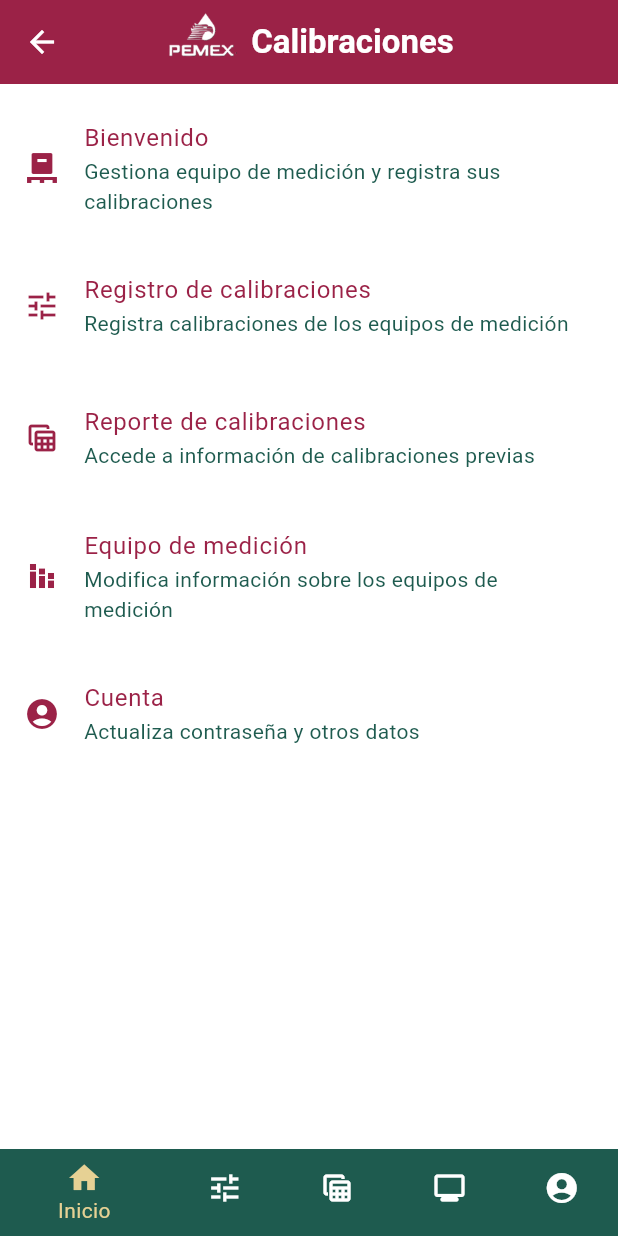
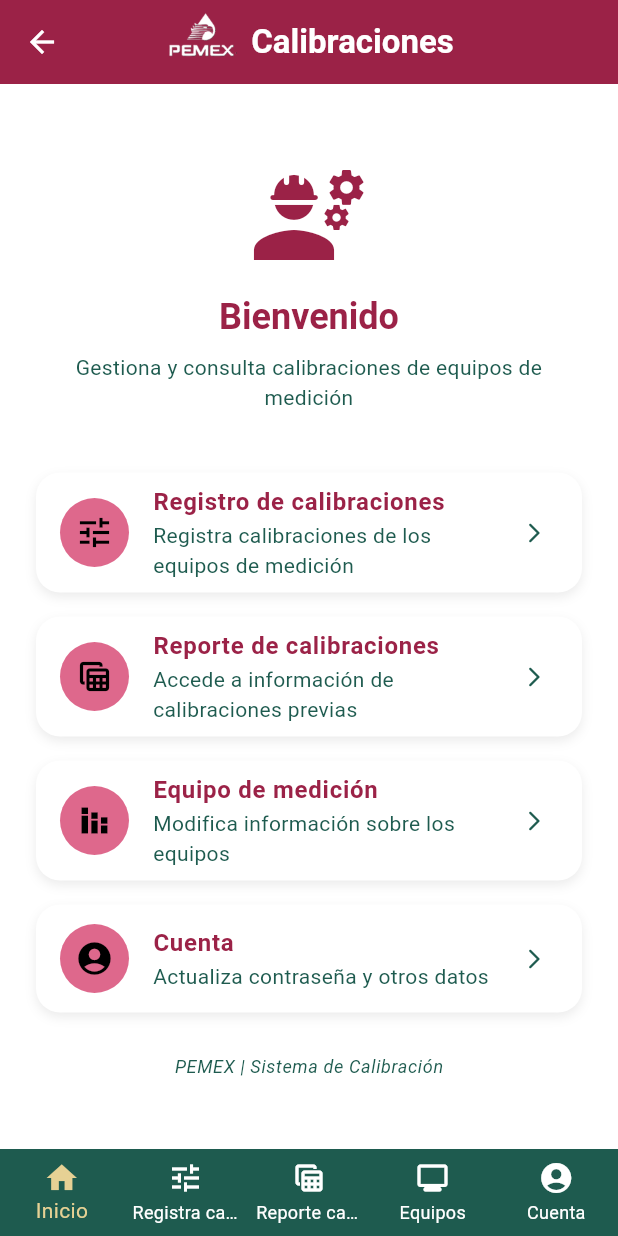
Before and after one commit to raewashere/calibraciones, a Flutter app: the VistaInicio screen opened by its route, on a phone screen of 412 x 824 dp. Run offline on Flutter 3.47's test engine with Material 3 defaults, Android fonts, the phone set to English and light mode, and no system bars; our stand-ins replace animate_do, flutter_profile_picture, supabase_flutter; missing offline and left inert: dart:html; accounts and stored records are empty; Roboto replaces fonts that are missing (Montserrat).

Commit message:
Refactorización de pantalla de inicio Elección de opciones de menú, desde pantalla bienvenida Mensajes de ayuda para registro de calibración.

```diff
--- a/lib/screens/vista_bienvenida.dart
+++ b/lib/screens/vista_bienvenida.dart
@@ -1,118 +1,142 @@
 import 'package:flutter/material.dart';
 
 class VistaBienvenida extends StatelessWidget {
-  const VistaBienvenida({super.key});
+  final void Function(int)? onSeleccion;
+
+  const VistaBienvenida({super.key, this.onSeleccion});
+
   @override
   Widget build(BuildContext context) {
+    final theme = Theme.of(context);
+    final colors = theme.colorScheme;
+
     return Scaffold(
-      backgroundColor: Theme.of(context).colorScheme.onPrimary,
-      body: SingleChildScrollView(
-        child: Column(
-          children: [
-            SizedBox(height: 16),
-            ListTile(
-              textColor: Theme.of(context).colorScheme.tertiary,
-              leading: Icon(
-                Icons.pallet,
-                color: Theme.of(context).colorScheme.primary,
+      backgroundColor: colors.onPrimary,
+      body: Center(
+        child: SingleChildScrollView(
+          padding: const EdgeInsets.symmetric(horizontal: 24, vertical: 32),
+          child: Column(
+            mainAxisAlignment: MainAxisAlignment.center,
+            children: [
+              // Encabezado visual
+              Icon(
+                Icons.engineering,
+                size: 80,
+                color: colors.primary,
               ),
-              title: Text(
+              const SizedBox(height: 12),
+              Text(
                 "Bienvenido",
-                style: TextStyle(color: Theme.of(context).colorScheme.primary),
-              ),
-              subtitle: Text(
-                "Gestiona equipo de medición y registra sus calibraciones",
-                style: TextStyle(
-                  color: Theme.of(context).colorScheme.secondary,
+                style: theme.textTheme.headlineSmall?.copyWith(
+                  fontWeight: FontWeight.bold,
+                  color: colors.primary,
                 ),
               ),
-            ),
-            SizedBox(height: 16),
-            ListTile(
-              textColor: Theme.of(context).colorScheme.tertiary,
-              leading: Icon(
-                Icons.tune,
-                color: Theme.of(context).colorScheme.primary,
-              ),
-              title: Text(
-                "Registro de calibraciones",
-                style: TextStyle(color: Theme.of(context).colorScheme.primary),
-              ),
-              subtitle: Text(
-                "Registra calibraciones de los equipos de medición",
-                style: TextStyle(
-                  color: Theme.of(context).colorScheme.secondary,
+              const SizedBox(height: 8),
+              Text(
+                "Gestiona y consulta calibraciones de equipos de medición",
+                textAlign: TextAlign.center,
+                style: theme.textTheme.bodyMedium?.copyWith(
+                  color: colors.secondary,
                 ),
               ),
-              /*onTap: () {
-                Navigator.pushNamed(context, '/registro_calibracion');
-              },*/
-            ),
-            SizedBox(height: 16),
-            ListTile(
-              textColor: Theme.of(context).colorScheme.tertiary,
-              leading: Icon(
-                Icons.table_view,
-                color: Theme.of(context).colorScheme.primary,
+              const SizedBox(height: 32),
+
+              // Tarjetas de opciones
+              _buildOptionCard(
+                context,
+                icon: Icons.tune,
+                title: "Registro de calibraciones",
+                subtitle: "Registra calibraciones de los equipos de medición",
+                onTap: () => onSeleccion?.call(1),
               ),
-              title: Text(
-                "Reporte de calibraciones",
-                style: TextStyle(color: Theme.of(context).colorScheme.primary),
+              _buildOptionCard(
+                context,
+                icon: Icons.table_view,
+                title: "Reporte de calibraciones",
+                subtitle: "Accede a información de calibraciones previas",
+                onTap: () => onSeleccion?.call(2),
               ),
-              subtitle: Text(
-                "Accede a información de calibraciones previas",
-                style: TextStyle(
-                  color: Theme.of(context).colorScheme.secondary,
+              _buildOptionCard(
+                context,
+                icon: Icons.stacked_bar_chart,
+                title: "Equipo de medición",
+                subtitle: "Modifica información sobre los equipos",
+                onTap: () => onSeleccion?.call(3),
+              ),
+              _buildOptionCard(
+                context,
+                icon: Icons.account_circle,
+                title: "Cuenta",
+                subtitle: "Actualiza contraseña y otros datos",
+                onTap: () => onSeleccion?.call(4),
+              ),
+
+              const SizedBox(height: 20),
+              Text(
+                "PEMEX | Sistema de Calibración",
+                style: theme.textTheme.bodySmall?.copyWith(
+                  color: colors.secondary,
+                  fontStyle: FontStyle.italic,
                 ),
               ),
-              /*onTap: () {
-                Navigator.pushNamed(context, '/reporte_calibraciones');
-              },*/
+            ],
+          ),
+        ),
+      ),
+    );
+  }
+
+  Widget _buildOptionCard(
+    BuildContext context, {
+    required IconData icon,
+    required String title,
+    required String subtitle,
+    VoidCallback? onTap,
+  }) {
+    final theme = Theme.of(context);
+    final colors = theme.colorScheme;
+
+    return Padding(
+      padding: const EdgeInsets.symmetric(vertical: 8.0),
+      child: InkWell(
+        borderRadius: BorderRadius.circular(16),
+        onTap: onTap,
+        child: Ink(
+          decoration: BoxDecoration(
+            color: colors.surface,
+            borderRadius: BorderRadius.circular(16),
+            boxShadow: [
+              BoxShadow(
+                color: Colors.black.withOpacity(0.08),
+                blurRadius: 6,
+                offset: const Offset(0, 3),
+              ),
+            ],
+          ),
+          child: ListTile(
+            leading: Container(
+              padding: const EdgeInsets.all(10),
+              decoration: BoxDecoration(
+                color: colors.primaryContainer,
+                shape: BoxShape.circle,
+              ),
+              child: Icon(icon, color: colors.onPrimaryContainer, size: 26),
             ),
-            SizedBox(height: 16),
-            ListTile(
-              textColor: Theme.of(context).colorScheme.tertiary,
-              leading: Icon(
-                Icons.stacked_bar_chart,
-                color: Theme.of(context).colorScheme.primary,
+            title: Text(
+              title,
+              style: TextStyle(
+                fontWeight: FontWeight.bold,
+                color: colors.primary,
               ),
-              title: Text(
-                "Equipo de medición",
-                style: TextStyle(color: Theme.of(context).colorScheme.primary),
-              ),
-              subtitle: Text(
-                "Modifica información sobre los equipos de medición",
-                style: TextStyle(
-                  color: Theme.of(context).colorScheme.secondary,
-                ),
-              ),
-              /*onTap: () {
-                Navigator.pushNamed(context, '/equipos');
-              }*/
             ),
-            SizedBox(height: 16),
-            ListTile(
-              textColor: Theme.of(context).colorScheme.tertiary,
-              leading: Icon(
-                Icons.account_circle,
-                color: Theme.of(context).colorScheme.primary,
-              ),
-              title: Text(
-                "Cuenta",
-                style: TextStyle(color: Theme.of(context).colorScheme.primary),
-              ),
-              subtitle: Text(
-                "Actualiza contraseña y otros datos",
-                style: TextStyle(
-                  color: Theme.of(context).colorScheme.secondary,
-                ),
-              ),
-              /*onTap: () {
-                Navigator.pushNamed(context, '/cuenta');
-              }*/
+            subtitle: Text(subtitle, style: TextStyle(color: colors.secondary)),
+            trailing: Icon(
+              Icons.arrow_forward_ios_rounded,
+              color: colors.secondary,
+              size: 16,
             ),
-            SizedBox(height: 80),
-          ],
+          ),
         ),
       ),
     );
--- a/lib/screens/vista_inicio.dart
+++ b/lib/screens/vista_inicio.dart
@@ -14,18 +14,30 @@
 
 class VistaInicioState extends State<VistaInicio> {
   int seleccionActual = 0;
+  late final List<Widget> vistas;
 
-  final List vistas = [
-    VistaBienvenida(),
-    VistaRegistroCalibracion(),
-    VistaReporteCalibracion(),
-    VistaEquipo(),
-    VistaCuenta(),
-  ];
+  @override
+  void initState() {
+    super.initState();
+    vistas = [
+      VistaBienvenida(onSeleccion: cambiarVista),
+      const VistaRegistroCalibracion(),
+      const VistaReporteCalibracion(),
+      const VistaEquipo(),
+      const VistaCuenta(),
+    ];
+  }
+
+  void cambiarVista(int nuevaVista) {
+    setState(() {
+      seleccionActual = nuevaVista;
+    });
+  }
 
   @override
   Widget build(BuildContext context) {
     final colors = Theme.of(context).colorScheme;
+
     return Scaffold(
       appBar: AppBar(
         centerTitle: true,
@@ -34,23 +46,43 @@
         title: Row(
           mainAxisSize: MainAxisSize.min,
           children: [
-            Image.asset('assets/images/pemex_logo_blanco.png', width: 50, height: 50),
+            Image.asset('assets/images/pemex_logo_blanco.png',
+                width: 50, height: 50),
             const SizedBox(width: 8),
             Text(
               'Calibraciones',
               style: TextStyle(
                 fontSize: Theme.of(context).textTheme.titleLarge?.fontSize,
-                color: Theme.of(context).colorScheme.onSecondary,
+                color: colors.onPrimary,
               ),
             ),
           ],
         ),
         backgroundColor: colors.primary,
       ),
-      body: vistas[seleccionActual],
+
+      body: AnimatedSwitcher(
+        duration: const Duration(milliseconds: 400),
+        transitionBuilder: (Widget child, Animation<double> animation) {
+          return FadeTransition(
+            opacity: animation,
+            child: SlideTransition(
+              position: Tween<Offset>(
+                begin: const Offset(0.1, 0), // desde la derecha
+                end: Offset.zero,
+              ).animate(animation),
+              child: child,
+            ),
+          );
+        },
+        child: vistas[seleccionActual],
+      ),
+
       bottomNavigationBar: BottomNavigationBar(
+        type: BottomNavigationBarType.fixed,
+        unselectedItemColor: colors.onSecondary,
         selectedItemColor: colors.tertiaryContainer,
-        backgroundColor: colors.tertiary,
+        backgroundColor: colors.secondary,
         currentIndex: seleccionActual,
         onTap: (value) {
           setState(() {
@@ -58,31 +90,26 @@
           });
         },
         elevation: 0,
-        items: [
+        items: const [
           BottomNavigationBarItem(
             icon: Icon(Icons.home),
             label: 'Inicio',
-            backgroundColor: colors.secondary,
           ),
           BottomNavigationBarItem(
             icon: Icon(Icons.tune),
             label: 'Registra calibración',
-            backgroundColor: colors.secondary,
           ),
           BottomNavigationBarItem(
             icon: Icon(Icons.table_view),
             label: 'Reporte calibraciones',
-            backgroundColor: colors.secondary,
           ),
           BottomNavigationBarItem(
             icon: Icon(Icons.monitor_rounded),
             label: 'Equipos',
-            backgroundColor: colors.secondary,
           ),
           BottomNavigationBarItem(
             icon: Icon(Icons.account_circle),
             label: 'Cuenta',
-            backgroundColor: colors.secondary,
           ),
         ],
       ),
```
Also changed, not shown: lib/screens/vista_registro_calibracion.dart (+166 -74 lines), 4 other files.
